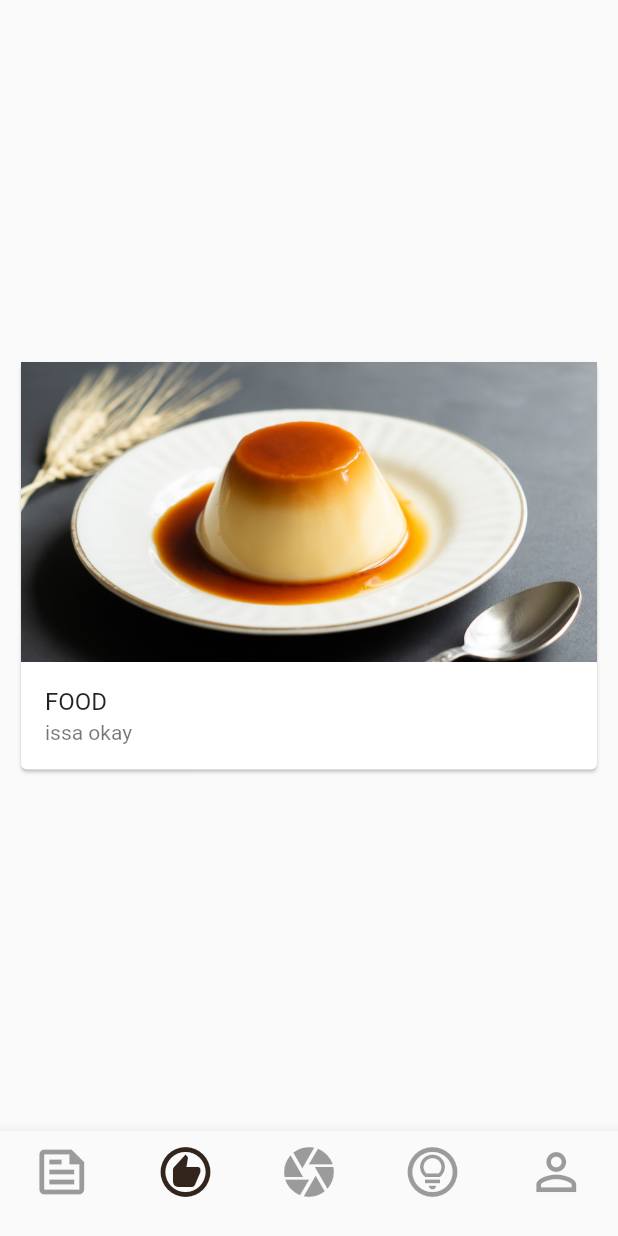
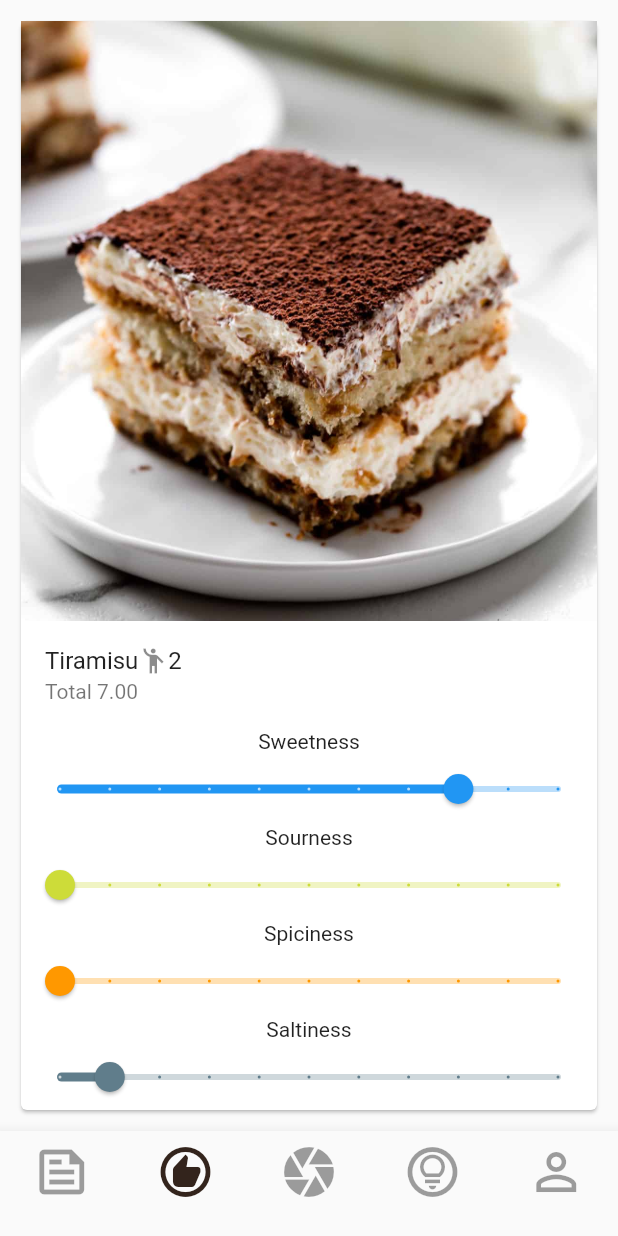
Before and after one commit to TaDish-App/TaDish, a Flutter app: the HomeView screen opened by its route, item 2 of the bottom bar chosen, on a phone screen of 412 x 824 dp. Run offline on Flutter 3.47's test engine with Material 2 defaults, Android fonts, the phone set to English and light mode, and no system bars; our stand-ins replace confetti, flutter_fortune_wheel, flutter_hooks, flutter_rating_bar, image_cropper, image_picker.

Commit message:
finalize recommendation mock up

```diff
--- /dev/null
+++ b/tadish/lib/components/inactive_slider.dart
@@ -0,0 +1,34 @@
+import 'package:flutter/material.dart';
+
+class InactiveSliderExample extends StatefulWidget {
+  const InactiveSliderExample({super.key, required this.color, required this.value});
+  final MaterialColor color;
+  final double value;
+
+  @override
+  State<InactiveSliderExample> createState() => _InactiveSliderExampleState(color, value);
+}
+
+class _InactiveSliderExampleState extends State<InactiveSliderExample> {
+  double value;
+  MaterialColor color;
+
+  _InactiveSliderExampleState(this.color, this.value) {
+    color = color;
+    value = value;
+  }
+
+  @override
+  Widget build(BuildContext context) {
+    return Slider(
+        max: 100,
+        divisions: 10,
+        label: value.round().toString(),
+        activeColor: color,
+        inactiveColor: color.shade100,
+        thumbColor: color,
+        value: value,
+        onChanged: (double value) {  },
+    );
+  }
+}
--- /dev/null
+++ b/tadish/lib/components/item_card.dart
@@ -0,0 +1,77 @@
+import 'package:flutter/material.dart';
+import '../../../components/inactive_slider.dart';
+
+class ItemCard extends StatelessWidget {
+  final AssetImage image;
+  final String title;
+  final String cost;
+  final double sweetness;
+  final double sourness;
+  final double spiciness;
+  final double saltiness;
+  final String people;
+
+  ItemCard({
+    required this.image,
+    required this.title,
+    required this.cost,
+    required this.sweetness,
+    required this.sourness,
+    required this.spiciness,
+    required this.saltiness,
+    required this.people,
+  });
+
+  @override
+  Widget build(BuildContext context) {
+    return Center(
+      child: Padding(
+        padding: const EdgeInsets.all(10.0),
+        child: Card(
+          child: Column(
+            mainAxisSize: MainAxisSize.min,
+            children: [
+              Container(
+                height: 400.0,
+                child: Ink.image(
+                  image: image,
+                  fit: BoxFit.cover,
+                ),
+              ),
+              ListTile(
+                title: Row(
+                  children: [
+                    Text(title),
+                    const Icon(Icons.emoji_people, size: 20),
+                    Text(people),
+                  ]
+                ),
+                subtitle: Text('Total $cost'),
+              ),
+              Text("Sweetness"),
+              InactiveSliderExample(
+                  color: Colors.blue,
+                  value: sweetness,
+              ),
+              Text("Sourness"),
+              InactiveSliderExample(
+                color: Colors.lime,
+                value: sourness,
+              ),
+              Text("Spiciness"),
+              InactiveSliderExample(
+                color: Colors.orange,
+                value: spiciness,
+              ),
+              Text("Saltiness"),
+              InactiveSliderExample(
+                color: Colors.blueGrey,
+                value: saltiness,
+              ),
+            ],
+          ),
+        ),
+      ),
+    );
+  }
+}
--- a/tadish/lib/pages/home/bodies/recommendation_body_view.dart
+++ b/tadish/lib/pages/home/bodies/recommendation_body_view.dart
@@ -1,36 +1,154 @@
 import 'package:flutter/material.dart';
+import '../../../components/item_card.dart';
 
-class RecommendationBodyView extends StatelessWidget {
-  const RecommendationBodyView({
-    super.key,
-  });
-  // final image = const AssetImage('assets/images/garden-001.jpg');
+class RecommendationBodyView extends StatefulWidget {
+  @override
+  _RecommendationBodyViewState createState() => _RecommendationBodyViewState();
+}
 
-  final image = const AssetImage('assets/images/2.jpg');
+class _RecommendationBodyViewState extends State<RecommendationBodyView> {
+  List<Map<String, dynamic>> cards = [
+    {
+      'title': 'Tiramisu',
+      'cost': '7.00',
+      'image': AssetImage('assets/images/1.jpg'),
+      'sweetness': 80.0,
+      'sourness': 00.0,
+      'spiciness': 00.0,
+      'saltiness': 10.0,
+      'people': '2',
+    },
+    {
+      'title': 'Flan',
+      'cost': '5.00',
+      'image': AssetImage('assets/images/2.jpg'),
+      'sweetness': 70.0,
+      'sourness': 10.0,
+      'spiciness': 00.0,
+      'saltiness': 20.0,
+      'people': '6',
+    },
+    {
+      'title': 'Crème Brûlée',
+      'cost': '8.50',
+      'image': AssetImage('assets/images/3.jpg'),
+      'sweetness': 80.0,
+      'sourness': 00.0,
+      'spiciness': 00.0,
+      'saltiness': 20.0,
+      'people': '5',
+    },
+    {
+      'title': 'Panna Cotta',
+      'cost': '12.00',
+      'image': AssetImage('assets/images/4.jpg'),
+      'sweetness': 60.0,
+      'sourness': 00.0,
+      'spiciness': 00.0,
+      'saltiness': 20.0,
+      'people': '1',
+    },
+    {
+      'title': 'Yogurt Parfait',
+      'cost': '4.50',
+      'image': AssetImage('assets/images/5.jpg'),
+      'sweetness': 80.0,
+      'sourness': 00.0,
+      'spiciness': 00.0,
+      'saltiness': 20.0,
+      'people': '100',
+    },// Add more cards as needed
+  ];
+
+  void _swipeLeft() {
+    setState(() {
+      cards.removeAt(0);
+    });
+  }
+
+  void _swipeRight() {
+    setState(() {
+      saved.add(cards[0]['title']);
+      cards.removeAt(0);
+    });
+  }
+
+  List<String> saved = [];
 
   @override
   Widget build(BuildContext context) {
     return Center(
-      child: Padding(
-        padding: const EdgeInsets.all(10.0),
-        child: Card(
-          child: Column(
-            mainAxisSize: MainAxisSize.min,
-            children: [
-              Container(
-                height: 200.0,
-                child: Ink.image(
-                  image: image,
-                  fit: BoxFit.cover,
+      child: cards.isEmpty
+          ? Container(
+            alignment: Alignment.center,
+            child: Column (
+                mainAxisAlignment: MainAxisAlignment.center,
+                children: [
+                  const Text('No more cards to swipe!'),
+                  Text('Saved: $saved'),
+                ]
+            )
+          )
+          : Stack(
+        alignment: Alignment.center,
+        children: cards.map((card) {
+          final index = cards.indexOf(card);
+          final isFrontCard = index == 0;
+
+          return SizedBox(
+            width: MediaQuery.of(context).size.width,
+            height: MediaQuery.of(context).size.height,
+            child: Draggable(
+              onDragEnd: (details) {
+                if (details.offset.dx < -100) {
+                  // Swiped left
+                  _swipeLeft();
+                } else if (details.offset.dx > 100) {
+                  // Swiped right
+                  _swipeRight();
+                }
+              },
+              feedback: Material(
+                elevation: isFrontCard ? 8 : 0,
+                child: Container(
+                  width: MediaQuery.of(context).size.width,
+                  height: MediaQuery.of(context).size.height,
+                  child: isFrontCard
+                      ? ItemCard(
+                    title: card['title'],
+                    cost: card['cost'],
+                    image: card['image'],
+                    sweetness: card['sweetness'],
+                    sourness: card['sourness'],
+                    spiciness: card['spiciness'],
+                    saltiness: card['saltiness'],
+                    people: card['people'],
+                  )
+                      : Container(
+                    width: 100.0,
+                    height: 100.0,
+                  ),
                 ),
               ),
-              const ListTile(
-                title: Text('FOOD'),
-                subtitle: Text('issa okay'),
+              childWhenDragging: Container(),
+              child: isFrontCard
+                  ? ItemCard(
+                title: card['title'],
+                cost: card['cost'],
+                image: card['image'],
+                sweetness: card['sweetness'],
+                sourness: card['sourness'],
+                spiciness: card['spiciness'],
+                saltiness: card['saltiness'],
+                people: card['people'],
+              )
+                  : Container(
+                width: 100.0,
+                height: 100.0,
               ),
-            ]
-          )
-        ),
+            ),
+          );
+        }).toList(),
       ),
     );
   }
--- a/tadish/lib/pages/home/home_view.dart
+++ b/tadish/lib/pages/home/home_view.dart
@@ -28,7 +28,7 @@ class HomeView extends StatefulWidget {
     },
     1: {
       'title': const Text('Recommendation'),
-      'body': const RecommendationBodyView(),
+      'body': RecommendationBodyView(),
       'navItem': const BottomNavigationBarItem(
         label: '',
         icon: Icon(Icons.recommend_outlined, size: 40),
```
Also changed, not shown: tadish/assets/images/3.jpg (added), tadish/assets/images/4.jpg (added), tadish/assets/images/5.jpg (added).
